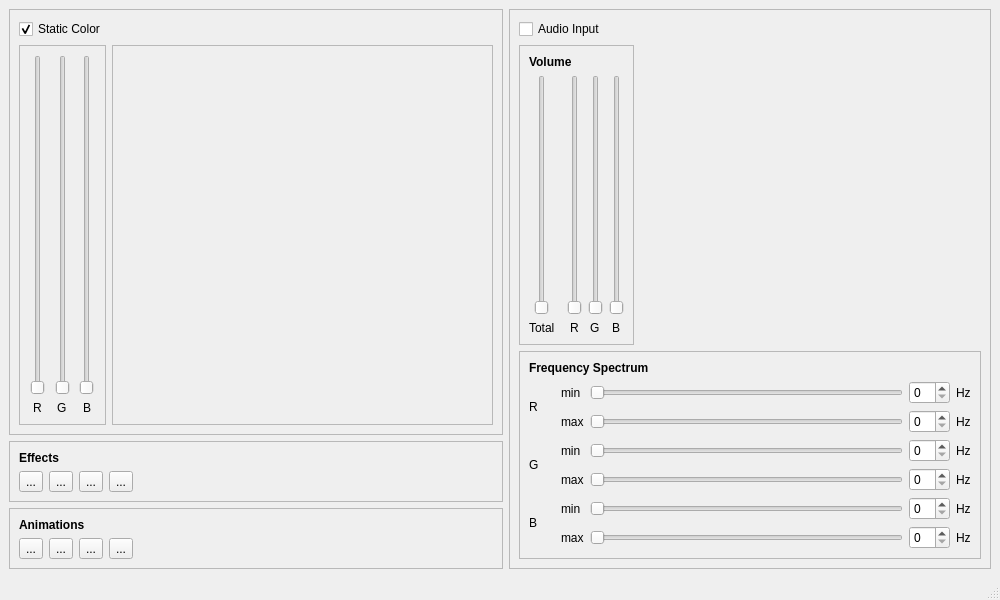
Old version of the form src/gui/mainwindow.ui in the repository bartromgens/ledstripstudio.
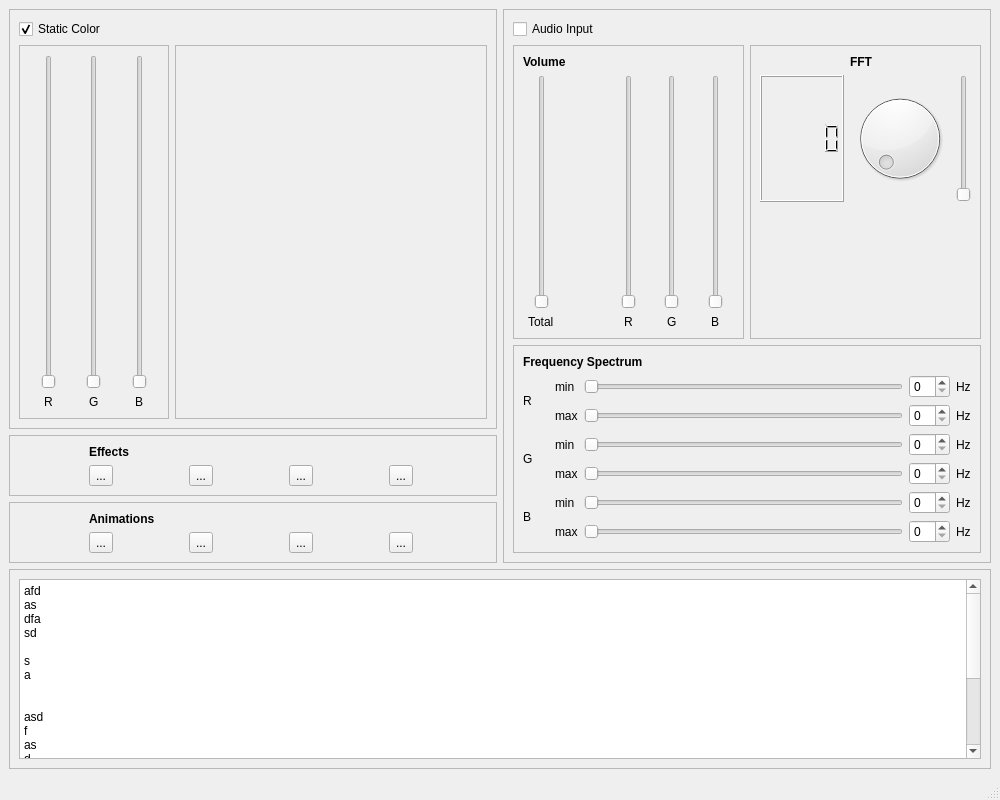
New version of the form.

Commit message: Fiddled some more with the MainWindow layout.

What changed in the file:
```diff
--- a/src/gui/mainwindow.ui
+++ b/src/gui/mainwindow.ui
@@ -7,14 +7,14 @@
     <x>0</x>
     <y>0</y>
     <width>1000</width>
-    <height>600</height>
+    <height>800</height>
    </rect>
   </property>
   <property name="windowTitle">
    <string>MainWindow</string>
   </property>
   <widget class="QWidget" name="centralwidget">
-   <layout class="QGridLayout" name="gridLayout_8">
+   <layout class="QGridLayout" name="gridLayout_11">
     <item row="0" column="0">
      <widget class="QFrame" name="frame">
       <property name="frameShape">
@@ -45,21 +45,7 @@
          <property name="frameShadow">
           <enum>QFrame::Raised</enum>
          </property>
-         <layout class="QGridLayout" name="gridLayout_9">
-          <item row="0" column="0">
-           <spacer name="horizontalSpacer_2">
-            <property name="orientation">
-             <enum>Qt::Horizontal</enum>
-            </property>
-            <property name="sizeHint" stdset="0">
-             <size>
-              <width>361</width>
-              <height>20</height>
-             </size>
-            </property>
-           </spacer>
-          </item>
-         </layout>
+         <layout class="QGridLayout" name="gridLayout_9"/>
         </widget>
        </item>
        <item row="1" column="0">
@@ -131,128 +117,8 @@
       </layout>
      </widget>
     </item>
-    <item row="1" column="0">
-     <widget class="QFrame" name="frame_8">
-      <property name="frameShape">
-       <enum>QFrame::StyledPanel</enum>
-      </property>
-      <property name="frameShadow">
-       <enum>QFrame::Raised</enum>
-      </property>
-      <layout class="QGridLayout" name="gridLayout_6">
-       <item row="0" column="0" colspan="2">
-        <widget class="QLabel" name="label_25">
-         <property name="text">
-          <string>&lt;html&gt;&lt;head/&gt;&lt;body&gt;&lt;p&gt;&lt;span style=&quot; font-weight:600;&quot;&gt;Effects&lt;/span&gt;&lt;/p&gt;&lt;/body&gt;&lt;/html&gt;</string>
-         </property>
-        </widget>
-       </item>
-       <item row="1" column="2">
-        <widget class="QToolButton" name="toolButton_3">
-         <property name="text">
-          <string>...</string>
-         </property>
-        </widget>
-       </item>
-       <item row="1" column="0">
-        <widget class="QToolButton" name="toolButton">
-         <property name="text">
-          <string>...</string>
-         </property>
-        </widget>
-       </item>
-       <item row="1" column="3">
-        <widget class="QToolButton" name="toolButton_4">
-         <property name="text">
-          <string>...</string>
-         </property>
-        </widget>
-       </item>
-       <item row="1" column="1">
-        <widget class="QToolButton" name="toolButton_2">
-         <property name="text">
-          <string>...</string>
-         </property>
-        </widget>
-       </item>
-       <item row="1" column="4">
-        <spacer name="horizontalSpacer_3">
-         <property name="orientation">
-          <enum>Qt::Horizontal</enum>
-         </property>
-         <property name="sizeHint" stdset="0">
-          <size>
-           <width>40</width>
-           <height>20</height>
-          </size>
-         </property>
-        </spacer>
-       </item>
-      </layout>
-     </widget>
-    </item>
-    <item row="2" column="0">
-     <widget class="QFrame" name="frame_5">
-      <property name="frameShape">
-       <enum>QFrame::StyledPanel</enum>
-      </property>
-      <property name="frameShadow">
-       <enum>QFrame::Raised</enum>
-      </property>
-      <layout class="QGridLayout" name="gridLayout_7">
-       <item row="1" column="3">
-        <widget class="QToolButton" name="toolButton_8">
-         <property name="text">
-          <string>...</string>
-         </property>
-        </widget>
-       </item>
-       <item row="1" column="0">
-        <widget class="QToolButton" name="toolButton_5">
-         <property name="text">
-          <string>...</string>
-         </property>
-        </widget>
-       </item>
-       <item row="1" column="2">
-        <widget class="QToolButton" name="toolButton_7">
-         <property name="text">
-          <string>...</string>
-         </property>
-        </widget>
-       </item>
-       <item row="0" column="0" colspan="3">
-        <widget class="QLabel" name="label_24">
-         <property name="text">
-          <string>&lt;html&gt;&lt;head/&gt;&lt;body&gt;&lt;p&gt;&lt;span style=&quot; font-weight:600;&quot;&gt;Animations&lt;/span&gt;&lt;/p&gt;&lt;/body&gt;&lt;/html&gt;</string>
-         </property>
-        </widget>
-       </item>
-       <item row="1" column="1">
-        <widget class="QToolButton" name="toolButton_6">
-         <property name="text">
-          <string>...</string>
-         </property>
-        </widget>
-       </item>
-       <item row="1" column="4">
-        <spacer name="horizontalSpacer_4">
-         <property name="orientation">
-          <enum>Qt::Horizontal</enum>
-         </property>
-         <property name="sizeHint" stdset="0">
-          <size>
-           <width>40</width>
-           <height>20</height>
-          </size>
-         </property>
-        </spacer>
-       </item>
-      </layout>
-     </widget>
-    </item>
     <item row="0" column="1" rowspan="3">
-     <widget class="QFrame" name="frame_3">
+     <widget class="QFrame" name="frameAudioInput">
       <property name="frameShape">
        <enum>QFrame::StyledPanel</enum>
       </property>
@@ -343,17 +209,49 @@
         </widget>
        </item>
        <item row="1" column="1">
-        <spacer name="horizontalSpacer">
-         <property name="orientation">
-          <enum>Qt::Horizontal</enum>
+        <widget class="QFrame" name="frameFFT">
+         <property name="frameShape">
+          <enum>QFrame::StyledPanel</enum>
          </property>
-         <property name="sizeHint" stdset="0">
-          <size>
-           <width>40</width>
-           <height>20</height>
-          </size>
+         <property name="frameShadow">
+          <enum>QFrame::Raised</enum>
          </property>
-        </spacer>
+         <layout class="QGridLayout" name="gridLayout_8">
+          <item row="1" column="1">
+           <widget class="QDial" name="dial"/>
+          </item>
+          <item row="1" column="2">
+           <widget class="QSlider" name="verticalSlider_4">
+            <property name="orientation">
+             <enum>Qt::Vertical</enum>
+            </property>
+           </widget>
+          </item>
+          <item row="1" column="0">
+           <widget class="QLCDNumber" name="lcdNumber"/>
+          </item>
+          <item row="3" column="0">
+           <spacer name="verticalSpacer">
+            <property name="orientation">
+             <enum>Qt::Vertical</enum>
+            </property>
+            <property name="sizeHint" stdset="0">
+             <size>
+              <width>20</width>
+              <height>40</height>
+             </size>
+            </property>
+           </spacer>
+          </item>
+          <item row="0" column="1" colspan="2">
+           <widget class="QLabel" name="label_7">
+            <property name="text">
+             <string>&lt;html&gt;&lt;head/&gt;&lt;body&gt;&lt;p&gt;&lt;span style=&quot; font-weight:600;&quot;&gt;FFT&lt;/span&gt;&lt;/p&gt;&lt;/body&gt;&lt;/html&gt;</string>
+            </property>
+           </widget>
+          </item>
+         </layout>
+        </widget>
        </item>
        <item row="2" column="0" colspan="2">
         <widget class="QFrame" name="frame_4">
@@ -558,6 +456,163 @@
       </layout>
      </widget>
     </item>
+    <item row="1" column="0">
+     <widget class="QFrame" name="frame_8">
+      <property name="frameShape">
+       <enum>QFrame::StyledPanel</enum>
+      </property>
+      <property name="frameShadow">
+       <enum>QFrame::Raised</enum>
+      </property>
+      <layout class="QGridLayout" name="gridLayout_6">
+       <item row="0" column="0" colspan="2">
+        <widget class="QLabel" name="label_25">
+         <property name="text">
+          <string>&lt;html&gt;&lt;head/&gt;&lt;body&gt;&lt;p&gt;&lt;span style=&quot; font-weight:600;&quot;&gt;Effects&lt;/span&gt;&lt;/p&gt;&lt;/body&gt;&lt;/html&gt;</string>
+         </property>
+        </widget>
+       </item>
+       <item row="1" column="2">
+        <widget class="QToolButton" name="toolButton_3">
+         <property name="text">
+          <string>...</string>
+         </property>
+        </widget>
+       </item>
+       <item row="1" column="0">
+        <widget class="QToolButton" name="toolButton">
+         <property name="text">
+          <string>...</string>
+         </property>
+        </widget>
+       </item>
+       <item row="1" column="3">
+        <widget class="QToolButton" name="toolButton_4">
+         <property name="text">
+          <string>...</string>
+         </property>
+        </widget>
+       </item>
+       <item row="1" column="1">
+        <widget class="QToolButton" name="toolButton_2">
+         <property name="text">
+          <string>...</string>
+         </property>
+        </widget>
+       </item>
+      </layout>
+     </widget>
+    </item>
+    <item row="2" column="0">
+     <widget class="QFrame" name="frame_5">
+      <property name="frameShape">
+       <enum>QFrame::StyledPanel</enum>
+      </property>
+      <property name="frameShadow">
+       <enum>QFrame::Raised</enum>
+      </property>
+      <layout class="QGridLayout" name="gridLayout_7">
+       <item row="1" column="3">
+        <widget class="QToolButton" name="toolButton_8">
+         <property name="text">
+          <string>...</string>
+         </property>
+        </widget>
+       </item>
+       <item row="1" column="0">
+        <widget class="QToolButton" name="toolButton_5">
+         <property name="text">
+          <string>...</string>
+         </property>
+        </widget>
+       </item>
+       <item row="1" column="2">
+        <widget class="QToolButton" name="toolButton_7">
+         <property name="text">
+          <string>...</string>
+         </property>
+        </widget>
+       </item>
+       <item row="0" column="0" colspan="3">
+        <widget class="QLabel" name="label_24">
+         <property name="text">
+          <string>&lt;html&gt;&lt;head/&gt;&lt;body&gt;&lt;p&gt;&lt;span style=&quot; font-weight:600;&quot;&gt;Animations&lt;/span&gt;&lt;/p&gt;&lt;/body&gt;&lt;/html&gt;</string>
+         </property>
+        </widget>
+       </item>
+       <item row="1" column="1">
+        <widget class="QToolButton" name="toolButton_6">
+         <property name="text">
+          <string>...</string>
+         </property>
+        </widget>
+       </item>
+      </layout>
+     </widget>
+    </item>
+    <item row="3" column="0" colspan="2">
+     <widget class="QScrollArea" name="scrollArea">
+      <property name="maximumSize">
+       <size>
+        <width>16777215</width>
+        <height>200</height>
+       </size>
+      </property>
+      <property name="widgetResizable">
+       <bool>true</bool>
+      </property>
+      <widget class="QWidget" name="scrollAreaWidgetContents">
+       <property name="geometry">
+        <rect>
+         <x>0</x>
+         <y>0</y>
+         <width>986</width>
+         <height>194</height>
+        </rect>
+       </property>
+       <layout class="QGridLayout" name="gridLayout_10">
+        <item row="0" column="0">
+         <widget class="QTextBrowser" name="textBrowser">
+          <property name="maximumSize">
+           <size>
+            <width>16777215</width>
+            <height>16777215</height>
+           </size>
+          </property>
+          <property name="html">
+           <string>&lt;!DOCTYPE HTML PUBLIC &quot;-//W3C//DTD HTML 4.0//EN&quot; &quot;http://www.w3.org/TR/REC-html40/strict.dtd&quot;&gt;
+&lt;html&gt;&lt;head&gt;&lt;meta name=&quot;qrichtext&quot; content=&quot;1&quot; /&gt;&lt;style type=&quot;text/css&quot;&gt;
+p, li { white-space: pre-wrap; }
+&lt;/style&gt;&lt;/head&gt;&lt;body style=&quot; font-family:'Sans Serif'; font-size:9pt; font-weight:400; font-style:normal;&quot;&gt;
+&lt;p style=&quot; margin-top:0px; margin-bottom:0px; margin-left:0px; margin-right:0px; -qt-block-indent:0; text-indent:0px;&quot;&gt;afd&lt;/p&gt;
+&lt;p style=&quot; margin-top:0px; margin-bottom:0px; margin-left:0px; margin-right:0px; -qt-block-indent:0; text-indent:0px;&quot;&gt;as&lt;/p&gt;
+&lt;p style=&quot; margin-top:0px; margin-bottom:0px; margin-left:0px; margin-right:0px; -qt-block-indent:0; text-indent:0px;&quot;&gt;dfa&lt;/p&gt;
+&lt;p style=&quot; margin-top:0px; margin-bottom:0px; margin-left:0px; margin-right:0px; -qt-block-indent:0; text-indent:0px;&quot;&gt;sd&lt;/p&gt;
+&lt;p style=&quot;-qt-paragraph-type:empty; margin-top:0px; margin-bottom:0px; margin-left:0px; margin-right:0px; -qt-block-indent:0; text-indent:0px;&quot;&gt;&lt;br /&gt;&lt;/p&gt;
+&lt;p style=&quot; margin-top:0px; margin-bottom:0px; margin-left:0px; margin-right:0px; -qt-block-indent:0; text-indent:0px;&quot;&gt;s&lt;/p&gt;
+&lt;p style=&quot; margin-top:0px; margin-bottom:0px; margin-left:0px; margin-right:0px; -qt-block-indent:0; text-indent:0px;&quot;&gt;a&lt;/p&gt;
+&lt;p style=&quot;-qt-paragraph-type:empty; margin-top:0px; margin-bottom:0px; margin-left:0px; margin-right:0px; -qt-block-indent:0; text-indent:0px;&quot;&gt;&lt;br /&gt;&lt;/p&gt;
+&lt;p style=&quot;-qt-paragraph-type:empty; margin-top:0px; margin-bottom:0px; margin-left:0px; margin-right:0px; -qt-block-indent:0; text-indent:0px;&quot;&gt;&lt;br /&gt;&lt;/p&gt;
+&lt;p style=&quot; margin-top:0px; margin-bottom:0px; margin-left:0px; margin-right:0px; -qt-block-indent:0; text-indent:0px;&quot;&gt;asd&lt;/p&gt;
+&lt;p style=&quot; margin-top:0px; margin-bottom:0px; margin-left:0px; margin-right:0px; -qt-block-indent:0; text-indent:0px;&quot;&gt;f&lt;/p&gt;
+&lt;p style=&quot; margin-top:0px; margin-bottom:0px; margin-left:0px; margin-right:0px; -qt-block-indent:0; text-indent:0px;&quot;&gt;as&lt;/p&gt;
+&lt;p style=&quot; margin-top:0px; margin-bottom:0px; margin-left:0px; margin-right:0px; -qt-block-indent:0; text-indent:0px;&quot;&gt;d&lt;/p&gt;
+&lt;p style=&quot;-qt-paragraph-type:empty; margin-top:0px; margin-bottom:0px; margin-left:0px; margin-right:0px; -qt-block-indent:0; text-indent:0px;&quot;&gt;&lt;br /&gt;&lt;/p&gt;
+&lt;p style=&quot;-qt-paragraph-type:empty; margin-top:0px; margin-bottom:0px; margin-left:0px; margin-right:0px; -qt-block-indent:0; text-indent:0px;&quot;&gt;&lt;br /&gt;&lt;/p&gt;
+&lt;p style=&quot; margin-top:0px; margin-bottom:0px; margin-left:0px; margin-right:0px; -qt-block-indent:0; text-indent:0px;&quot;&gt;as&lt;/p&gt;
+&lt;p style=&quot; margin-top:0px; margin-bottom:0px; margin-left:0px; margin-right:0px; -qt-block-indent:0; text-indent:0px;&quot;&gt;df&lt;/p&gt;
+&lt;p style=&quot;-qt-paragraph-type:empty; margin-top:0px; margin-bottom:0px; margin-left:0px; margin-right:0px; -qt-block-indent:0; text-indent:0px;&quot;&gt;&lt;br /&gt;&lt;/p&gt;
+&lt;p style=&quot; margin-top:0px; margin-bottom:0px; margin-left:0px; margin-right:0px; -qt-block-indent:0; text-indent:0px;&quot;&gt;s&lt;/p&gt;
+&lt;p style=&quot; margin-top:0px; margin-bottom:0px; margin-left:0px; margin-right:0px; -qt-block-indent:0; text-indent:0px;&quot;&gt;ad&lt;/p&gt;
+&lt;p style=&quot; margin-top:0px; margin-bottom:0px; margin-left:0px; margin-right:0px; -qt-block-indent:0; text-indent:0px;&quot;&gt;f&lt;/p&gt;
+&lt;p style=&quot; margin-top:0px; margin-bottom:0px; margin-left:0px; margin-right:0px; -qt-block-indent:0; text-indent:0px;&quot;&gt;sdsadfa asdfsa&lt;/p&gt;&lt;/body&gt;&lt;/html&gt;</string>
+          </property>
+         </widget>
+        </item>
+       </layout>
+      </widget>
+     </widget>
+    </item>
    </layout>
   </widget>
   <widget class="QMenuBar" name="menubar">
```
Left out of the diff: 22 changed lines with no effect on the pictures. The commit also changes 1 other file.
